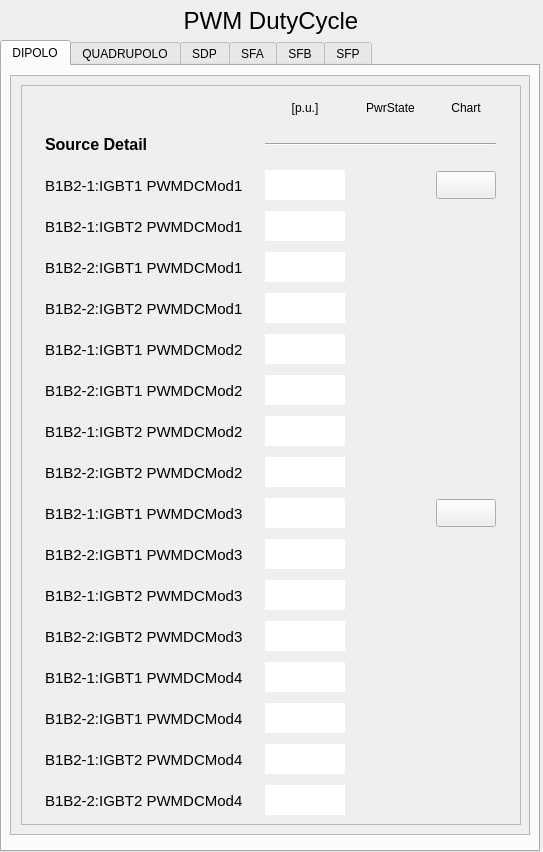
Above: ui/Arquivos ui retirados/pwmsi.ui from lnls-gop/gop-monitor before the change. Below: the same form after it.
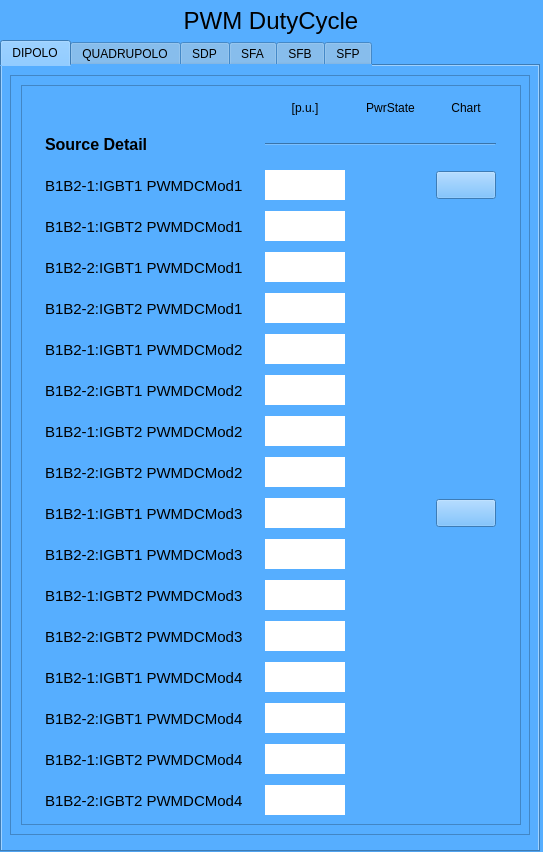
That is the form after the change. Custom widgets are drawn as their Qt base class.

Diff of the .ui file:
```diff
--- a/ui/Arquivos ui retirados/pwmsi.ui
+++ b/ui/Arquivos ui retirados/pwmsi.ui
@@ -13,6 +13,9 @@
   <property name="windowTitle">
    <string>Form</string>
   </property>
+  <property name="styleSheet">
+   <string notr="true">background-color: rgb(86, 174, 255)</string>
+  </property>
   <widget class="PyDMLabel" name="PyDMLabel">
    <property name="geometry">
     <rect>
```
